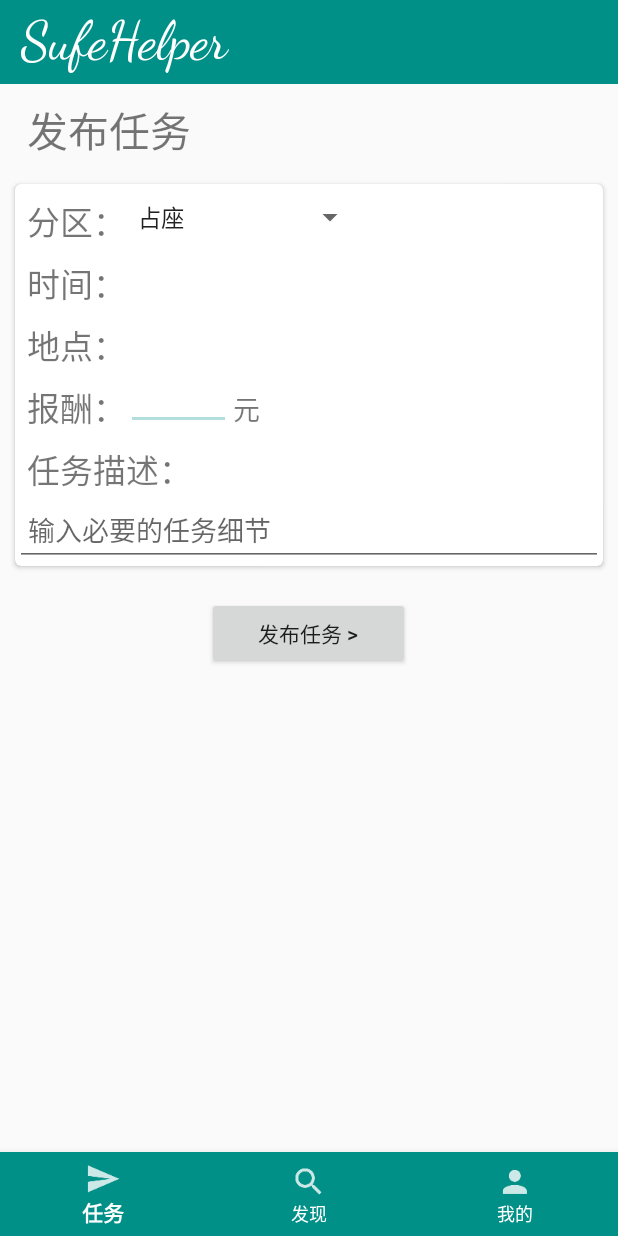
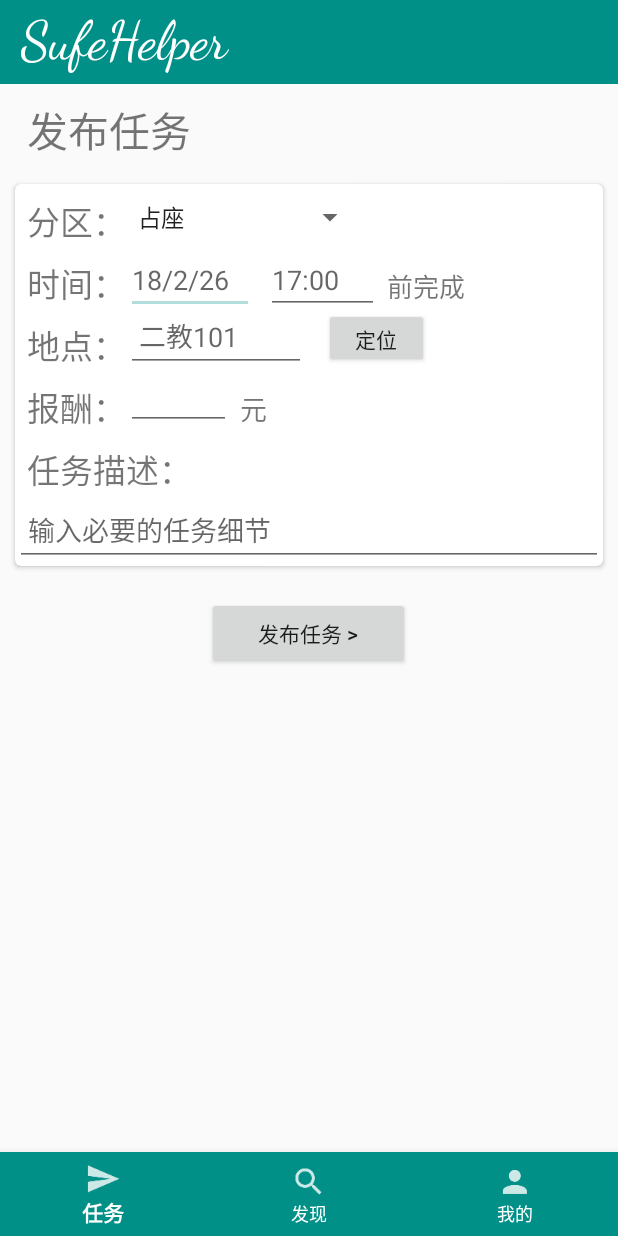
Before and after one commit to SufeHelperApp/SufeHelperApp, an Android app: the launchTaskActivity screen opened directly, with no data from a screen before it, on a phone screen of 412 x 824 dp. Run offline under Robolectric (Android 15) with nearby library versions, the phone set to English and light mode, and no system bars.

Commit message:
launchTask

```diff
--- a/app/src/main/res/layout/activity_launch_task.xml
+++ b/app/src/main/res/layout/activity_launch_task.xml
@@ -64,6 +64,37 @@
                 android:text="时间："
                 android:textSize="22sp"/>
 
+            <EditText
+                android:id="@+id/editDate"
+                android:layout_width="85dp"
+                android:layout_height="wrap_content"
+                android:layout_below="@+id/taskinfo_title_taskType"
+                android:layout_toEndOf="@+id/taskinfo_title_taskType"
+                android:ems="10"
+                android:inputType="date"
+                android:hint="18/2/26"/>
+
+            <EditText
+                android:id="@+id/editTime"
+                android:layout_width="75dp"
+                android:layout_height="wrap_content"
+                android:layout_below="@+id/taskinfo_title_taskType"
+                android:layout_toEndOf="@id/editDate"
+                android:layout_marginStart="8dp"
+                android:ems="10"
+                android:inputType="time"
+                android:hint="17:00"/>
+
+            <TextView
+                android:id="@+id/taskinfo_time_text"
+                android:layout_width="wrap_content"
+                android:layout_height="wrap_content"
+                android:layout_below="@id/taskinfo_title_taskType"
+                android:layout_marginTop="13dp"
+                android:layout_toEndOf="@id/editTime"
+                android:layout_marginStart="5dp"
+                android:text="前完成"
+                android:textSize="17sp"/>
 
             <TextView
                 android:id="@+id/taskinfo_title_location"
@@ -74,6 +105,26 @@
                 android:layout_marginStart="8dp"
                 android:text="地点："
                 android:textSize="22sp"/>
+
+            <EditText
+                android:id="@+id/launch_location"
+                android:layout_below="@id/taskinfo_title_time"
+                android:layout_marginTop="-5dp"
+                android:layout_toEndOf="@id/taskinfo_title_location"
+                android:layout_marginEnd="20dp"
+                android:layout_width="120dp"
+                android:layout_height="wrap_content"
+                android:hint=" 二教101"
+                android:maxLines="4"/>
+
+            <Button
+                android:id="@+id/launch_location_coordinator"
+                android:layout_width="70dp"
+                android:layout_height="40dp"
+                android:layout_below="@+id/taskinfo_title_time"
+                android:layout_marginStart="38dp"
+                android:layout_toEndOf="@+id/textView"
+                android:text="定位" />
 
             <TextView
                 android:id="@+id/taskinfo_title_payment"
@@ -101,9 +152,10 @@
                 android:layout_height="wrap_content"
                 android:layout_below="@id/taskinfo_title_location"
                 android:layout_marginTop="12dp"
-                android:layout_marginStart="145dp"
+                android:layout_marginStart="150dp"
                 android:text="元"
-                android:textSize="18sp"/>
+                android:textSize="18sp"
+                android:id="@+id/textView" />
 
             <TextView
                 android:id="@+id/taskinfo_title_description"
@@ -124,6 +176,7 @@
                 android:maxLines="4"
                 />
 
+
         </RelativeLayout>
 
     </android.support.v7.widget.CardView>
```
